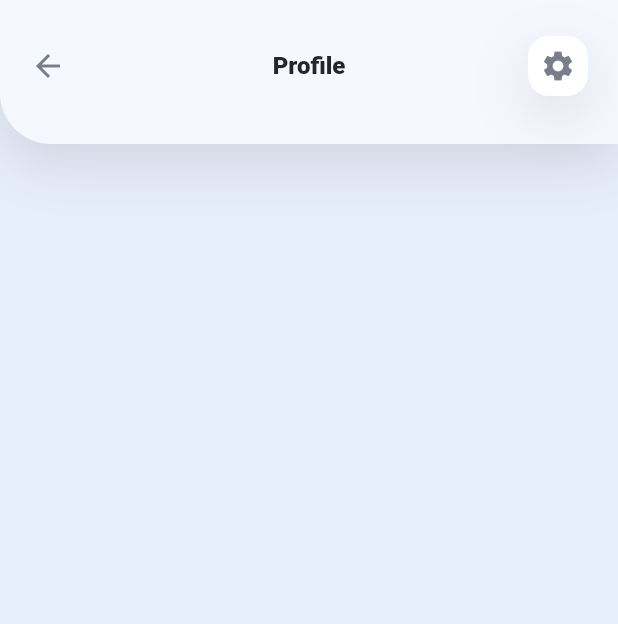
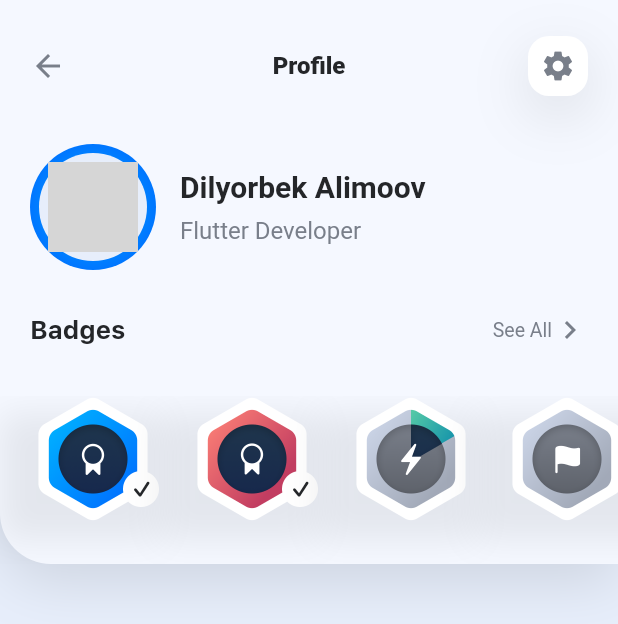
Before and after one commit to Dilyorbek/designcode, a Flutter app: the ProfileScreen screen opened directly, on a phone screen of 412 x 824 dp. Shown: the top 624 px of the screen. Run offline on Flutter 3.47's test engine with Material 2 defaults, Android fonts, the light colour scheme and no system bars; our stand-ins replace sliding_up_panel; grey boxes are pictures that could not be loaded.

Commit message:
Profile screen II

```diff
--- a/lib/screens/proflle_screen.dart
+++ b/lib/screens/proflle_screen.dart
@@ -5,6 +5,13 @@ import 'package:flutter/cupertino.dart';
 import 'package:flutter/material.dart';
 
 class ProfileScreen extends StatelessWidget {
+  final List<String> badges = [
+    'badge-01.png',
+    'badge-02.png',
+    'badge-03.png',
+    'badge-04.png',
+  ];
+
   @override
   Widget build(BuildContext context) {
     return Scaffold(
@@ -88,6 +95,110 @@ class ProfileScreen extends StatelessWidget {
                         ],
                       ),
                     ),
+                    Padding(
+                      padding: EdgeInsets.symmetric(horizontal: 20.0),
+                      child: Row(
+                        children: [
+                          Container(
+                            child: Padding(
+                              padding: EdgeInsets.all(6.0),
+                              child: Container(
+                                padding: EdgeInsets.all(6.0),
+                                child: CircleAvatar(
+                                  backgroundImage: AssetImage('asset/images/profile.jpg'),
+                                  radius: 30.0,
+                                ),
+                                decoration: BoxDecoration(
+                                  color: kBackgroundColor,
+                                  borderRadius: BorderRadius.circular(42.0),
+                                ),
+                              ),
+                            ),
+                            height: 84.0,
+                            width: 84.0,
+                            decoration: BoxDecoration(
+                              gradient: RadialGradient(
+                                colors: [
+                                  Color(0xFF00AEFF),
+                                  Color(0xFF0076FF),
+                                ],
+                              ),
+                              borderRadius: BorderRadius.circular(42.0),
+                            ),
+                          ),
+                          SizedBox(width: 16.0),
+                          Column(
+                            crossAxisAlignment: CrossAxisAlignment.start,
+                            children: [
+                              Text(
+                                "Dilyorbek Alimoov",
+                                style: kTitle2Style,
+                              ),
+                              SizedBox(height: 8.0),
+                              Text(
+                                "Flutter Developer",
+                                style: kSecondaryCalloutLabelStyle,
+                              ),
+                            ],
+                          )
+                        ],
+                      ),
+                    ),
+                    Padding(
+                      padding: EdgeInsets.only(top: 28.0, bottom: 16.0),
+                      child: Column(
+                        children: [
+                          Padding(
+                            padding: EdgeInsets.symmetric(horizontal: 20.0),
+                            child: Row(
+                              mainAxisAlignment: MainAxisAlignment.spaceBetween,
+                              children: [
+                                Text(
+                                  "Badges",
+                                  style: kHeadlineLabelStyle,
+                                ),
+                                Row(
+                                  children: [
+                                    Text(
+                                      "See All",
+                                      style: kSearchPlaceholderStyle,
+                                    ),
+                                    Icon(
+                                      Icons.chevron_right,
+                                      color: kSecondaryLabelColor,
+                                    ),
+                                  ],
+                                )
+                              ],
+                            ),
+                          ),
+                        ],
+                      ),
+                    ),
+                    SizedBox(height: 16.0),
+                    Container(
+                      height: 112.0,
+                      child: ListView.builder(
+                        padding: EdgeInsets.only(bottom: 28.0),
+                        scrollDirection: Axis.horizontal,
+                        itemCount: badges.length,
+                        itemBuilder: (context, index) {
+                          return Container(
+                            padding: EdgeInsets.only(left: 20.0, right: index != (badges.length - 1) ? 0.0 : 20.0),
+                            decoration: BoxDecoration(
+                              boxShadow: [
+                                BoxShadow(
+                                  color: kShadowColor.withOpacity(0.1),
+                                  offset: Offset(0, 12),
+                                  blurRadius: 18.0,
+                                ),
+                              ],
+                            ),
+                            child: Image.asset('asset/badges/${badges[index]}'),
+                          );
+                        },
+                      ),
+                    )
                   ],
                 ),
               ),
```
